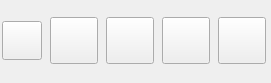
Before: the Qt Designer form ui/control_panel.ui in alchem0x2A/SGI, drawn with Qt 5.
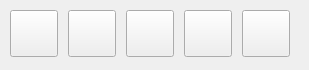
After: the same form once the commit is applied. Icons and pictures are not drawn.

Commit message: Add support for pre-positioning windows on screen

The edit to the form file:
```diff
--- a/ui/control_panel.ui
+++ b/ui/control_panel.ui
@@ -6,8 +6,8 @@
    <rect>
     <x>0</x>
     <y>0</y>
-    <width>271</width>
-    <height>83</height>
+    <width>309</width>
+    <height>70</height>
    </rect>
   </property>
   <property name="sizePolicy">
@@ -18,14 +18,14 @@
   </property>
   <property name="minimumSize">
    <size>
-    <width>0</width>
-    <height>0</height>
+    <width>309</width>
+    <height>70</height>
    </size>
   </property>
   <property name="maximumSize">
    <size>
-    <width>9999</width>
-    <height>9999</height>
+    <width>309</width>
+    <height>70</height>
    </size>
   </property>
   <property name="windowTitle">
@@ -36,11 +36,29 @@
     <rect>
      <x>0</x>
      <y>0</y>
-     <width>271</width>
-     <height>81</height>
+     <width>310</width>
+     <height>70</height>
     </rect>
    </property>
    <layout class="QHBoxLayout" name="horizontalLayout">
+    <property name="spacing">
+     <number>10</number>
+    </property>
+    <property name="sizeConstraint">
+     <enum>QLayout::SetMaximumSize</enum>
+    </property>
+    <property name="leftMargin">
+     <number>10</number>
+    </property>
+    <property name="topMargin">
+     <number>10</number>
+    </property>
+    <property name="rightMargin">
+     <number>10</number>
+    </property>
+    <property name="bottomMargin">
+     <number>10</number>
+    </property>
     <item>
      <widget class="QToolButton" name="button_open_result">
       <property name="enabled">
@@ -61,8 +79,8 @@
       </property>
       <property name="iconSize">
        <size>
-        <width>32</width>
-        <height>32</height>
+        <width>40</width>
+        <height>40</height>
        </size>
       </property>
       <property name="checkable">
```
The commit also changes 2 other files.
